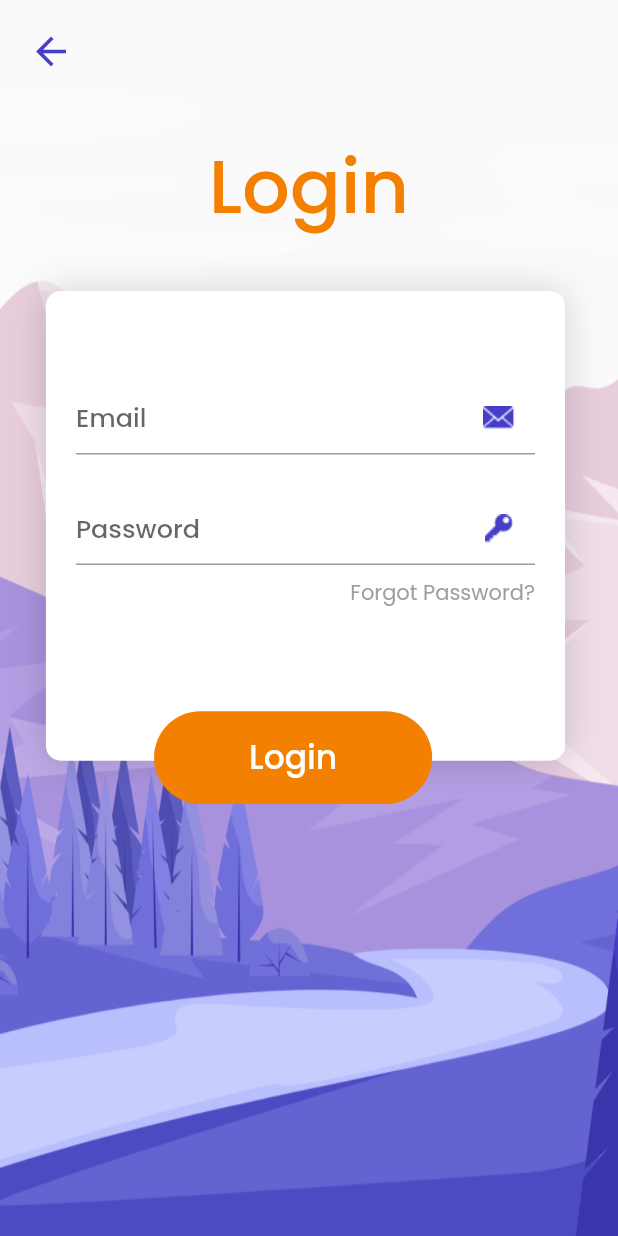
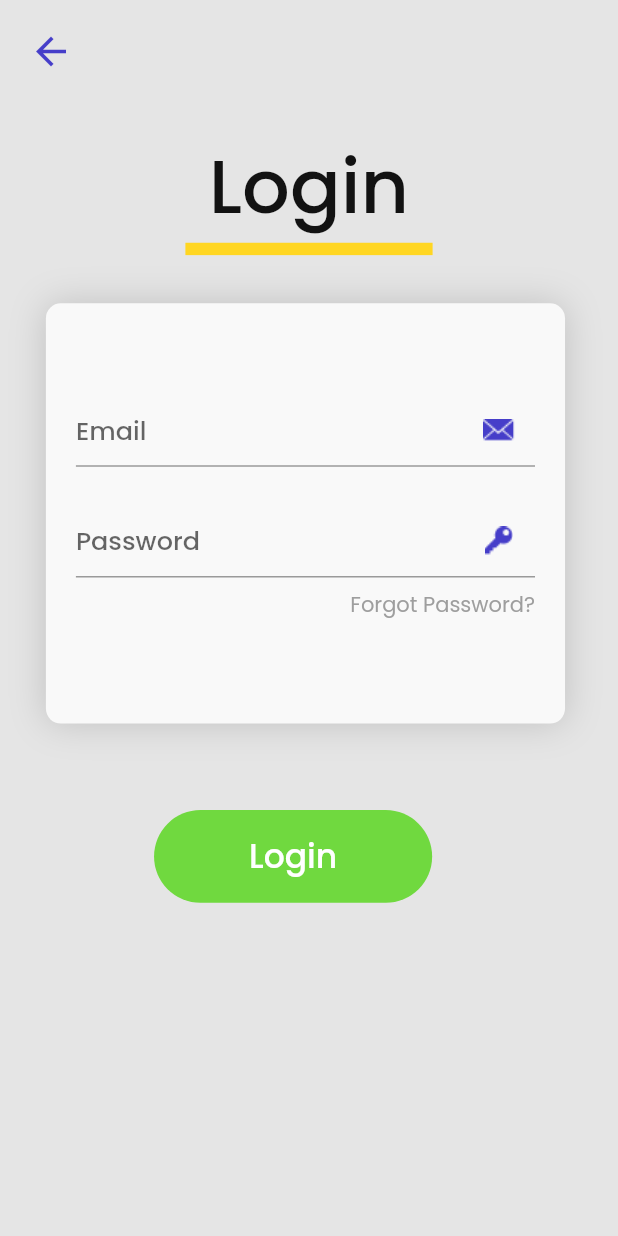
Before and after one commit to Team-SynTag/splitsave, a Flutter app: the screen it shows after launch, after a tap on "Login", on a phone screen of 412 x 824 dp. Run offline on Flutter 3.47's test engine with Material 2 defaults, Android fonts, the phone set to English and light mode, and no system bars.

Commit message:
Changing Ui In progress....

```diff
--- a/lib/Login/LoginPage.dart
+++ b/lib/Login/LoginPage.dart
@@ -17,10 +17,11 @@ class _LoginPageState extends State<LoginPage> {
         body: SafeArea(
           child: Container(
             decoration: BoxDecoration(
-                image: DecorationImage(
-                  image: new AssetImage('assets/images/BackgroundLogin.png'),
-                  fit: BoxFit.fill,
-                )
+                //image: DecorationImage(
+                  //image: new AssetImage('assets/images/BackgroundLogin.png'),
+                  //fit: BoxFit.fill,
+                //),
+              color: Color(0xFFE5E5E5)
             ),
             child: Padding(
               padding: const EdgeInsets.only(left: 10.0,right: 10.0,top: 10.0,bottom: 0.0),
@@ -35,13 +36,21 @@ class _LoginPageState extends State<LoginPage> {
                     alignment: Alignment.center,
                     child: Text("Login",
                     style: TextStyle(
-                      color: Color(0xFFF38000),
+                      color: Color(0xFF121212),
                       fontSize: 50.0,
                       fontFamily: 'PoppinsMed',
                     ),
                     ),
                   ),
+                  Container(
+                    height: MediaQuery.of(context).size.height*.01,
+                    width: MediaQuery.of(context).size.width*.4,
+                    decoration: BoxDecoration(
+                      color: Color(0xFFFFD622)
+                    ),
+                  ),
                   SizedBox(height: MediaQuery.of(context).size.height*.029,),
+
                   Container(
                     width: MediaQuery.of(context).size.width,
                     height: MediaQuery.of(context).size.height*.65,
@@ -52,9 +61,9 @@ class _LoginPageState extends State<LoginPage> {
                           left: MediaQuery.of(context).size.width*.05,
                           child: Container(
                               width: MediaQuery.of(context).size.width*.84,
-                              height: MediaQuery.of(context).size.height*.38,
+                              height: MediaQuery.of(context).size.height*.34,
                               decoration: BoxDecoration(
-                                color: Colors.white,
+                                color: Color(0xFFF9F9F9),
                                 borderRadius: BorderRadius.all(Radius.circular(10.0)),
                                 boxShadow: <BoxShadow>[
                                   BoxShadow(
@@ -101,14 +110,14 @@ class _LoginPageState extends State<LoginPage> {
 
                         ),
                         Positioned(
-                          top: MediaQuery.of(context).size.height*.35,
+                          top: MediaQuery.of(context).size.height*.42,
                           left: MediaQuery.of(context).size.width*.225,
                           child: Container(
                             width: MediaQuery.of(context).size.width*.45,
                             height: MediaQuery.of(context).size.height*.075,
                             decoration: BoxDecoration(
                               borderRadius: BorderRadius.all(Radius.circular(50.0)),
-                              color: Color(0xFFF38000)
+                              color: Color(0xFF70D93F)
                             ),
                             child: FlatButton(
                               onPressed: (){
--- a/lib/Login/LoginProcess.dart
+++ b/lib/Login/LoginProcess.dart
@@ -11,17 +11,33 @@ class _LoginProcess1State extends State<LoginProcess1> {
 
   @override
   Widget build(BuildContext context) {
-    return Scaffold(
+    return SafeArea(
+      child: Scaffold(
         body: Container(
           decoration: BoxDecoration(
           image: DecorationImage(
-            image: new AssetImage('assets/images/Background.png'),
+              image: new AssetImage('assets/images/LoginPage2.png'),
                   fit: BoxFit.fill,
-          )
+            ),
+            color: Color(0xFF13548A)
           ),
           child: Padding(
             padding: const EdgeInsets.all(40.0),
-          child: Column(
+            child: Stack(
+              children:<Widget>[
+                Positioned(
+                    top: MediaQuery.of(context).size.height*.11,
+                    child: Container(
+                    child: Text("splitsave",
+                      style: TextStyle(
+                        color: Colors.white,
+                        fontWeight: FontWeight.w700,
+                        fontSize: 45
+                      ),
+                    ),
+                )),
+
+                Column(
                 mainAxisAlignment: MainAxisAlignment.end,
                 children: <Widget>[
                      Align(
@@ -31,7 +47,7 @@ class _LoginProcess1State extends State<LoginProcess1> {
                         height: MediaQuery.of(context).size.height*.08,
                         decoration: BoxDecoration(
                           borderRadius: BorderRadius.all(Radius.circular(50.0)),
-                      color: Color(0xFFF38000),
+                          color: Color(0xFF70D93F),
                         ),
                         child: FlatButton(
                           child: Align(
@@ -58,7 +74,7 @@ class _LoginProcess1State extends State<LoginProcess1> {
                       height: MediaQuery.of(context).size.height*.08,
                       decoration: BoxDecoration(
                         borderRadius: BorderRadius.all(Radius.circular(50.0)),
-                    color: Color(0xFFF38000),
+                        color: Color(0xFFF8F8F8).withOpacity(0.2),
                       ),
                       child: FlatButton(
                         child: Align(
@@ -78,6 +94,8 @@ class _LoginProcess1State extends State<LoginProcess1> {
                     ),
                   ),
                 ],
+              ),]
+            ),
           ),
         ),
       ),
```
Also changed, not shown: assets/images/LoginPage.png (added), assets/images/LoginPage2.png (added), lib/Splash.dart (added). Lines whose indentation alone changed are shown as unchanged.
